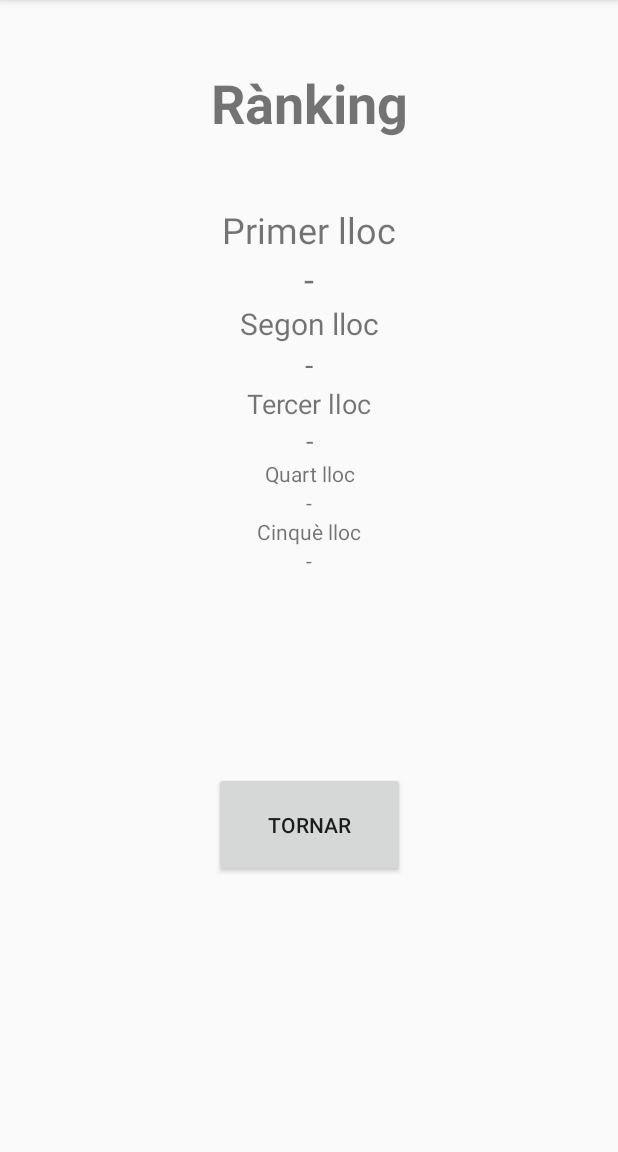
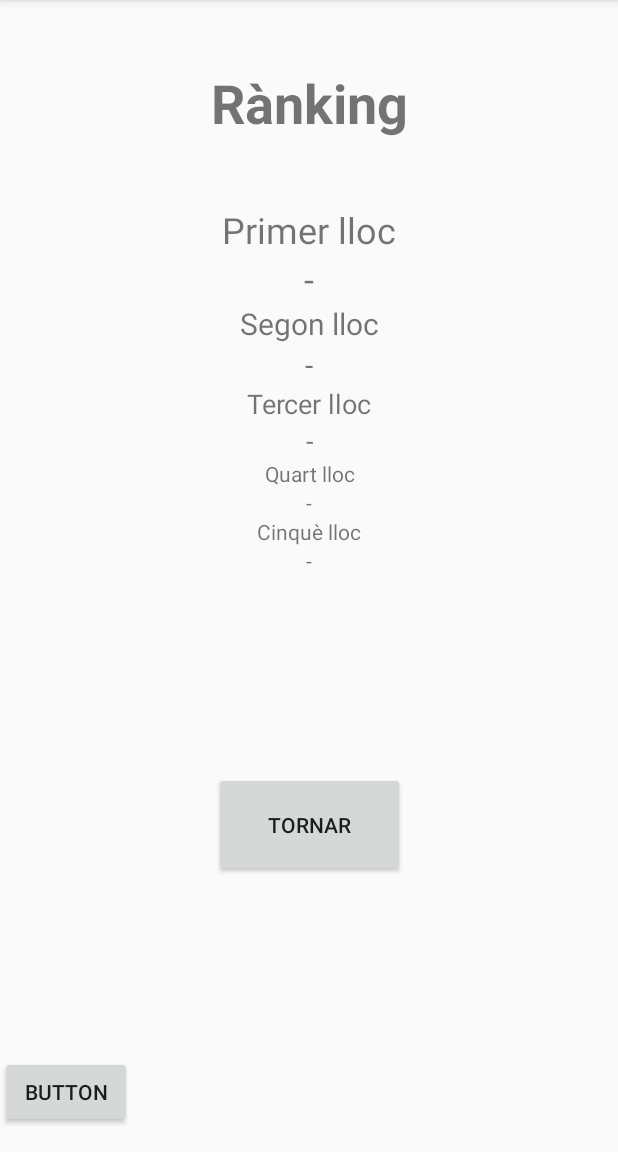
Before and after one commit to CescFT/Practica2_AME, an Android app: the RankingActivity screen opened directly, with no data from a screen before it, on a phone screen of 412 x 824 dp, the part 84-1236 px from its top. Run offline under Robolectric (Android 15) with nearby library versions, the phone set to English and light mode, and no system bars.

Commit message:
master: working on ranking activity.

```diff
--- a/app/build.gradle
+++ b/app/build.gradle
@@ -23,6 +23,7 @@ dependencies {
     implementation fileTree(dir: 'libs', include: ['*.jar'])
     implementation 'androidx.appcompat:appcompat:1.0.2'
     implementation 'androidx.constraintlayout:constraintlayout:1.1.3'
+    implementation 'com.google.code.gson:gson:2.8.6'
     testImplementation 'junit:junit:4.12'
     androidTestImplementation 'androidx.test.ext:junit:1.1.0'
     androidTestImplementation 'androidx.test.espresso:espresso-core:3.1.1'
--- a/app/src/main/java/com/example/ame_simonsays/RankingActivity.java
+++ b/app/src/main/java/com/example/ame_simonsays/RankingActivity.java
@@ -1,15 +1,20 @@
 package com.example.ame_simonsays;
 
+import android.content.Context;
+import android.content.SharedPreferences;
 import android.os.Bundle;
 import android.os.PersistableBundle;
 import android.view.View;
 import android.widget.Button;
+import android.widget.TextView;
 
 import androidx.annotation.Nullable;
 import androidx.appcompat.app.AppCompatActivity;
 
 public class RankingActivity extends AppCompatActivity {
 
+    private TextView text1;
+    private Button btnUpdateRanking;
 
     public void onClickBotoBack(View view){
         this.onBackPressed();
@@ -20,8 +25,18 @@ public class RankingActivity extends AppCompatActivity {
         super.onCreate(savedInstanceState);
 
         setContentView(R.layout.activity_ranking);
-        String puntuacio = getIntent().getStringExtra("puntuacio");
+        text1 = (TextView) findViewById(R.id.rankText1);
+        btnUpdateRanking = (Button) findViewById(R.id.updateRanking);
+
+
+
+
     }
 
+    public void onClickButtonUpdate(View view){
+        String data = getIntent().getStringExtra("Puntuacio");
+        text1.setText(data);
+
+    }
 
 }
--- a/app/src/main/res/layout/activity_ranking.xml
+++ b/app/src/main/res/layout/activity_ranking.xml
@@ -125,4 +125,14 @@
         app:layout_constraintEnd_toEndOf="parent"
         app:layout_constraintStart_toStartOf="parent"
         app:layout_constraintTop_toBottomOf="@+id/linearLayout2" />
+
+    <Button
+        android:id="@+id/updateRanking"
+        android:layout_width="wrap_content"
+        android:layout_height="wrap_content"
+        android:layout_marginBottom="16dp"
+        android:onClick="onClickButtonUpdate"
+        android:text="Button"
+        app:layout_constraintBottom_toBottomOf="parent"
+        tools:layout_editor_absoluteX="159dp" />
 </androidx.constraintlayout.widget.ConstraintLayout>
```
Also changed, not shown: app/src/main/java/com/example/ame_simonsays/MainActivity.java (+9 -11 lines), app/src/main/res/layout/activity_main.xml (+18 -0 lines).
